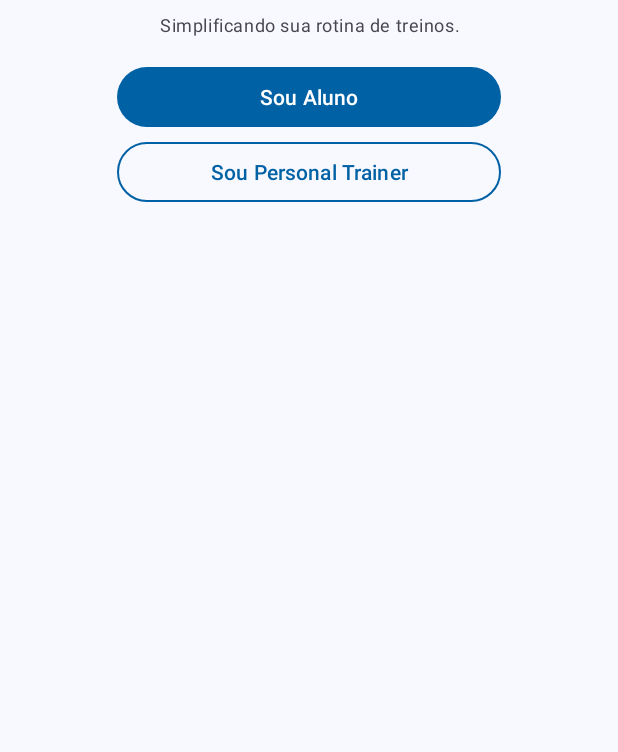
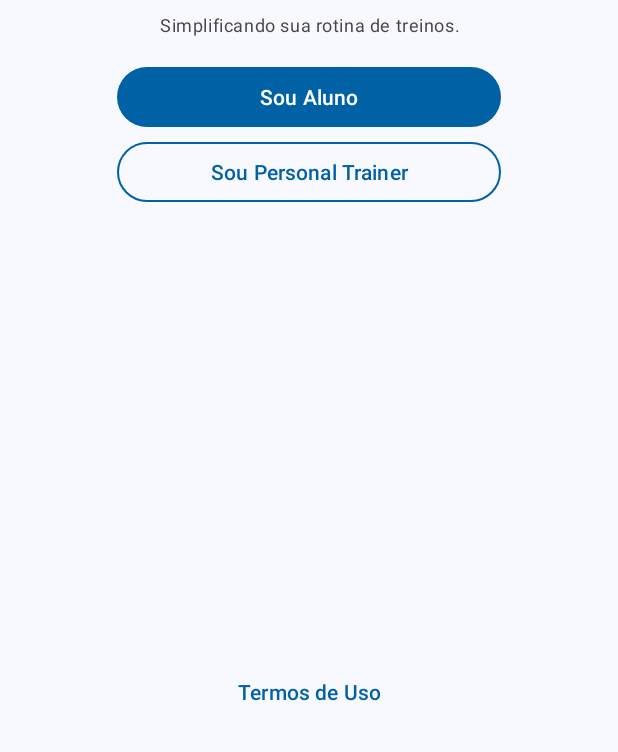
Before and after one commit to gfreiresantos95/fitplanner, an Android app: the screen it shows after launch (LoginOptionsActivity), on a phone screen of 412 x 824 dp, the part 484-1236 px from its top. Run offline under Robolectric (Android 15) with nearby library versions, the phone set to English and light mode, and no system bars.

Commit message:
Adding strings, app version and terms of use, fixing theme and ids

```diff
--- a/app/src/main/java/com/gabrielfreire/fitplanner/Constants.kt
+++ b/app/src/main/java/com/gabrielfreire/fitplanner/Constants.kt
@@ -2,5 +2,6 @@ package com.gabrielfreire.fitplanner
 
 object Constants {
 
+    const val TERMS_OF_USE_URL = "https://gfreiresantos95.github.io/fitplanner-terms.html"
     const val USER_TYPE = "user_type"
 }
--- a/app/src/main/res/layout/activity_forgot_password.xml
+++ b/app/src/main/res/layout/activity_forgot_password.xml
@@ -26,7 +26,7 @@
         android:layout_marginBottom="8dp"
         android:text="@string/forgot_password_title"
         android:textAlignment="center"
-        android:textAppearance="?attr/textAppearanceHeadlineSmall"
+        android:textAppearance="?attr/textAppearanceHeadlineLarge"
         app:layout_constraintBottom_toTopOf="@id/tv_forgot_password_subtitle"
         app:layout_constraintEnd_toEndOf="parent"
         app:layout_constraintStart_toStartOf="parent" />
--- a/app/src/main/res/layout/activity_login_options.xml
+++ b/app/src/main/res/layout/activity_login_options.xml
@@ -61,4 +61,17 @@
 
     </LinearLayout>
 
+    <Button
+        android:id="@+id/btn_login_option_terms_of_use"
+        style="@style/Widget.Material3.Button.TextButton"
+        android:layout_width="wrap_content"
+        android:layout_height="wrap_content"
+        android:layout_marginBottom="16dp"
+        android:maxWidth="320dp"
+        android:minWidth="256dp"
+        android:text="@string/terms_of_use"
+        app:layout_constraintBottom_toBottomOf="parent"
+        app:layout_constraintEnd_toEndOf="parent"
+        app:layout_constraintStart_toStartOf="parent" />
+
 </androidx.constraintlayout.widget.ConstraintLayout>
--- a/app/src/main/res/values-night/themes.xml
+++ b/app/src/main/res/values-night/themes.xml
@@ -47,6 +47,6 @@
         <item name="colorSurfaceContainerHigh">@color/md_theme_surfaceContainerHigh</item>
         <item name="colorSurfaceContainerHighest">@color/md_theme_surfaceContainerHighest</item>
 
-        <item name="android:statusBarColor">@color/md_theme_primary</item>
+        <item name="android:statusBarColor">@color/md_theme_surface</item>
     </style>
 </resources>
--- a/app/src/main/res/values/strings.xml
+++ b/app/src/main/res/values/strings.xml
@@ -1,9 +1,9 @@
 <resources>
     <string name="app_name">FitPlanner</string>
     <string name="app_subtitle">Simplificando sua rotina de treinos.</string>
-    <string name="app_greeting">Bem vindo ao</string>
     <string name="i_am_student">Sou Aluno</string>
     <string name="i_am_personal_trainer">Sou Personal Trainer</string>
+    <string name="terms_of_use">Termos de Uso</string>
 
     <!--    Login-->
     <string name="student">Aluno</string>
@@ -13,6 +13,7 @@
     <string name="forgot_my_password">Esqueci minha senha</string>
     <string name="enter">Entrar</string>
     <string name="dont_have_an_account">Não tenho conta</string>
+    <string name="app_version_example">0.0.0</string>
 
     <!--    Forgot Password-->
     <string name="forgot_password_title">Recuperar Senha</string>
```
Also changed, not shown: app/src/main/java/com/gabrielfreire/fitplanner/views/LoginActivity.kt (+16 -0 lines), app/src/main/java/com/gabrielfreire/fitplanner/views/LoginOptionsActivity.kt (+10 -0 lines), app/src/main/res/layout/activity_login.xml (+16 -4 lines).
